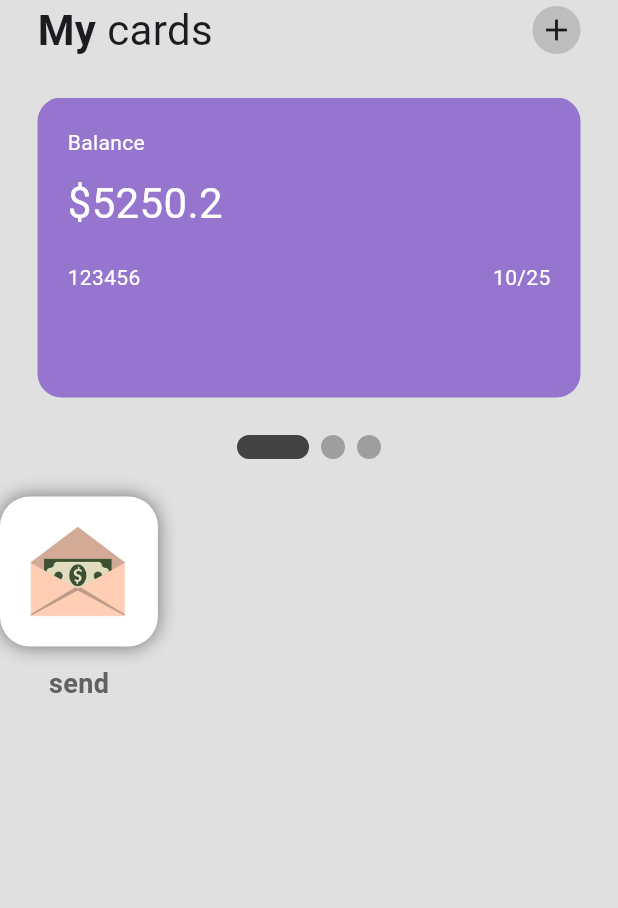
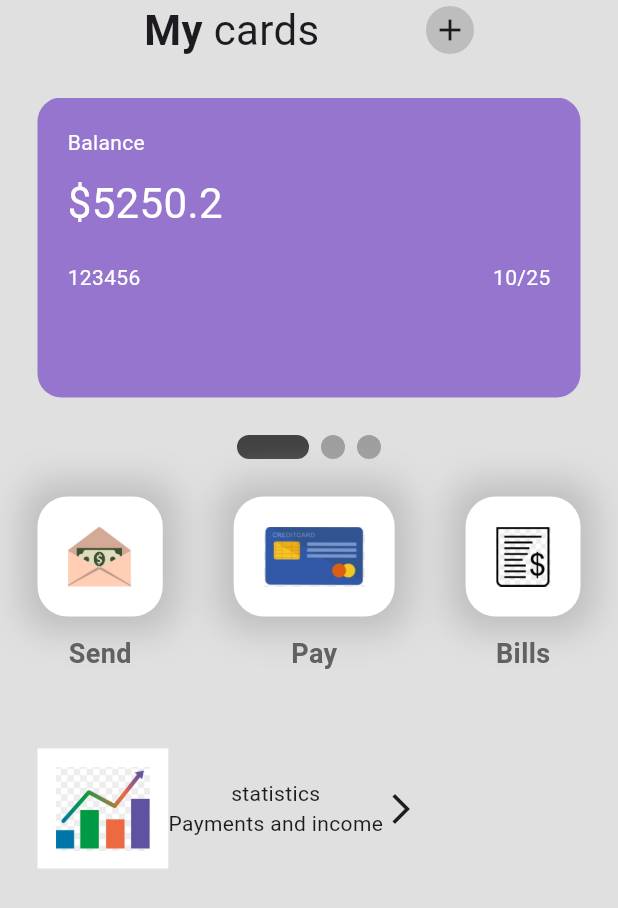
Before and after one commit to JAIII12/WalletUi, a Flutter app: the screen it shows after launch, on a phone screen of 412 x 824 dp. Shown: the top 908 px of the screen. Run offline on Flutter 3.47's test engine with Material 3 defaults, Android fonts, the phone set to English and light mode, and no system bars; drawn by our look-alikes of smooth_page_indicator.

Commit message:
fourth commit

```diff
--- a/lib/pages/home_page.dart
+++ b/lib/pages/home_page.dart
@@ -1,5 +1,6 @@
 import 'package:flutter/material.dart';
 import 'package:smooth_page_indicator/smooth_page_indicator.dart';
+import 'package:walletui/util/my_button.dart';
 import 'package:walletui/util/my_card.dart';
 
 class HomePage extends StatefulWidget {
@@ -23,7 +24,7 @@ class _HomePageState extends State<HomePage> {
           Padding(
             padding: const EdgeInsets.symmetric(horizontal: 25.0),
             child: Row(
-              mainAxisAlignment: MainAxisAlignment.spaceBetween,
+              mainAxisAlignment: MainAxisAlignment.spaceEvenly,
               children: [
                 Row(
                   children: [
@@ -54,7 +55,7 @@ class _HomePageState extends State<HomePage> {
 
           //cards
       Container(
-      height: 200,
+      height: 200 ,
       child: PageView(
         scrollDirection: Axis.horizontal,
         controller: _controller,
@@ -66,6 +67,7 @@ class _HomePageState extends State<HomePage> {
               expiryYear: 25,
               color: Colors.deepPurple[300],
             ),
+
             MyCard(
               balance: 325.50,
               cardNumber: 145456,
@@ -73,6 +75,7 @@ class _HomePageState extends State<HomePage> {
               expiryYear: 26,
               color: Colors.blue[300],
             ),
+
             MyCard(
               balance: 700,
               cardNumber: 892234,
@@ -95,43 +98,62 @@ class _HomePageState extends State<HomePage> {
 
        SizedBox(height: 25,),
           //3 buttons -> send //pay // bill
-          Row(children: [
-            //send buuton
-            Column(
+          Padding(
+            padding: const EdgeInsets.symmetric(horizontal: 25.0),
+            child: Row(
+              mainAxisAlignment: MainAxisAlignment.spaceBetween,
               children: [
-                //icon
-                Container(
-                  height: 100,
-                  padding: EdgeInsets.all(20),
-                  decoration: BoxDecoration(color:Colors.white,
-                  borderRadius: BorderRadius.circular(20),
-                  boxShadow: [
-                  BoxShadow(
-                    color:Colors.grey.shade600,
-                    blurRadius: 10,
-                    )]),
-                  child:Center(
-                  child: Center(child:Image.asset('lib/icons/send money.png')),
-                  ),
-                  ),
-                  SizedBox(height: 12,),
-                  //text
-                  Text('send',
-                  style: TextStyle(
-                  fontSize: 18,
-                  fontWeight: FontWeight.bold,
-                  color: Colors.grey[700]),)
-              ],
-            )
+                //send button
+              MyButton(iconImagePath:'lib/icons/send money.png',
+              buttonText: 'Send',
+              ),
 
-            //pay button
+              //pay button
+              MyButton(
+              iconImagePath: 'lib/icons/credit card.png',
+              buttonText: 'Pay',
+              ),
 
-            //bills button
+              //bills button
+              MyButton(
+                iconImagePath: 'lib/icons/bill.png',
+                buttonText: 'Bills',
+                ),
+            ],
+            ),
+          ),
 
-          ],)
+          SizedBox(height: 25,),
 
           //column-> stats +transaction
-        ],),
+          Padding(
+            padding: const EdgeInsets.all(25.0),
+            child: Column(
+              children: [
+              //statistics
+              Row(children: [
+                Container(height: 80,
+                padding: EdgeInsets.all(12),
+                decoration: BoxDecoration(color:Colors.white,),
+                child: Image.asset('lib/icons/statistics.png',),
+                ),
+                Column(children: [
+                  Text('statistics'),
+                  Text('Payments and income'),
+                ],),
+
+                Icon(Icons.arrow_forward_ios),
+
+
+              ],)
+
+
+            ],),
+          )
+
+
+        ],
+        ),
       ),
     );
   }
--- /dev/null
+++ b/lib/util/my_button.dart
@@ -0,0 +1,44 @@
+import 'package:flutter/material.dart';
+
+class MyButton extends StatelessWidget {
+
+  final String iconImagePath;
+  final String buttonText;
+
+  const MyButton({
+    Key? key,
+  required this.iconImagePath,
+  required this.buttonText
+  }) : super(key: key);
+
+  @override
+  Widget build(BuildContext context) {
+    return  Column(
+              children: [
+                //icon
+                Container(
+                  height: 80,
+                  padding: EdgeInsets.all(20),
+                  decoration: BoxDecoration(color:Colors.white,
+                  borderRadius: BorderRadius.circular(20),
+                  boxShadow: [
+                  BoxShadow(
+                    color:Colors.grey.shade400,
+                    blurRadius: 20,
+                    spreadRadius: 10,
+                    )]),
+                  child:Center(
+                  child: Center(child:Image.asset(iconImagePath)),
+                  ),
+                  ),
+                  SizedBox(height: 12,),
+                  //text
+                  Text(buttonText,
+                  style: TextStyle(
+                  fontSize: 18,
+                  fontWeight: FontWeight.bold,
+                  color: Colors.grey[700]),)
+              ],
+            );
+  }
+}
```
